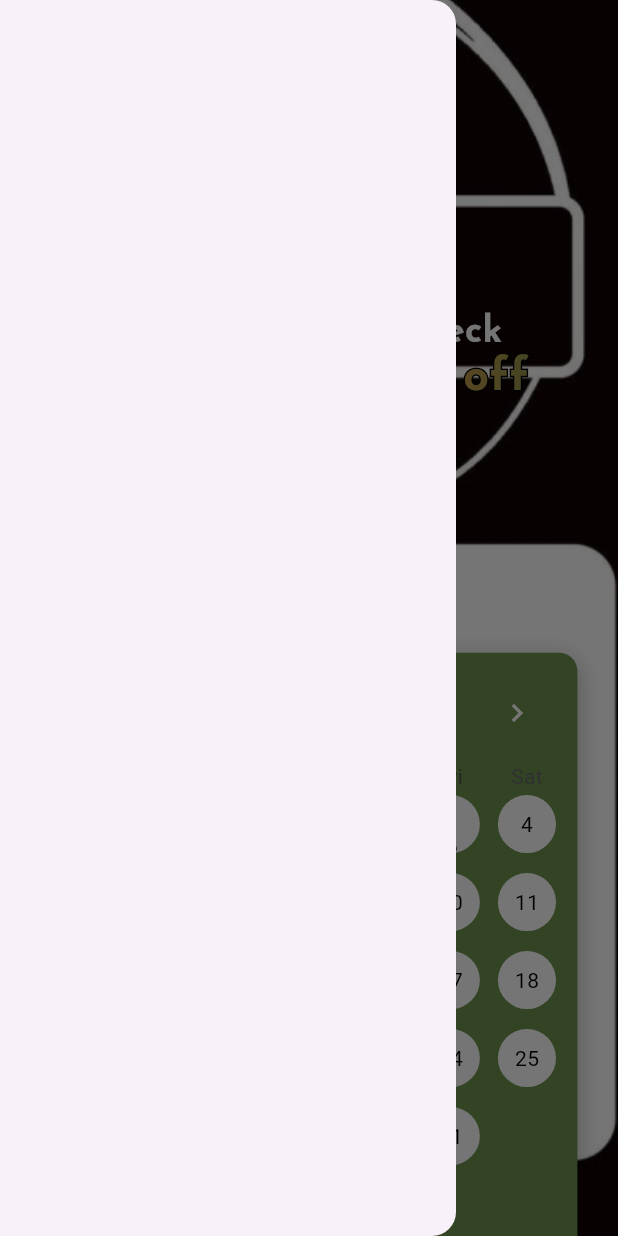
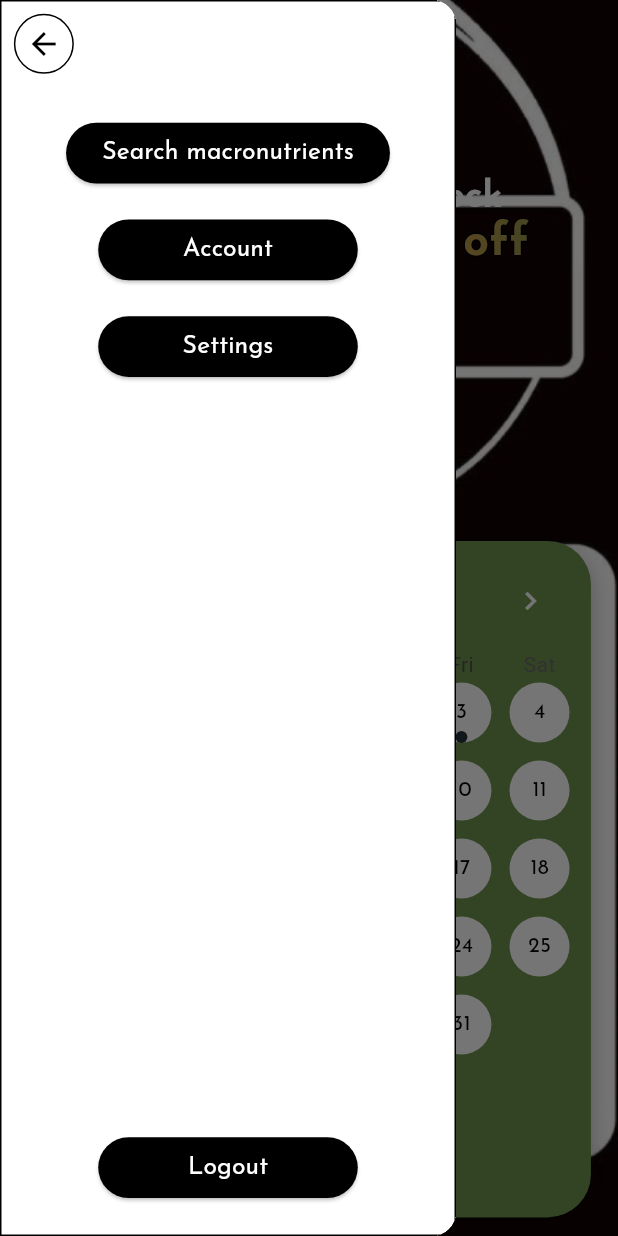
Before and after one commit to Mimsik/NutriBoost, a Flutter app: the HomePage screen opened directly, with the side drawer open, on a phone screen of 412 x 824 dp. Run offline on Flutter 3.47's test engine with Material 3 defaults, Android fonts, the light colour scheme and no system bars; drawn by our look-alikes of table_calendar; our stand-ins replace image_picker.

Commit message:
home page drawer + account page + add details page

```diff
--- a/lib/pages/home_page.dart
+++ b/lib/pages/home_page.dart
@@ -1,5 +1,6 @@
 import 'package:flutter/material.dart';
 import 'package:table_calendar/table_calendar.dart';
+import 'account_page.dart';
 
 class HomePage extends StatefulWidget {
   const HomePage({Key? key}) : super(key: key);
@@ -92,7 +93,52 @@ class _HomePageState extends State<HomePage> {
 
     return Scaffold(
       drawer: Drawer(
-        // Meniul tău Drawer aici
+        child: Container(
+          width: screenWidth * 0.6, // 60% din lățimea ecranului
+          decoration: BoxDecoration(
+            color: Colors.white,
+            border: Border.all(color: Colors.black),
+          ),
+          child: Column(
+            crossAxisAlignment: CrossAxisAlignment.center,
+            children: [
+              // Buton pentru închidere meniu
+              Padding(
+                padding: EdgeInsets.all(screenWidth * 0.02),
+                child: Align(
+                  alignment: Alignment.topLeft,
+                  child: GestureDetector(
+                    onTap: () => Navigator.of(context).pop(),
+                    child: Container(
+                      width: 40,
+                      height: 40,
+                      decoration: BoxDecoration(
+                        shape: BoxShape.circle,
+                        border: Border.all(color: Colors.black),
+                        color: Colors.white,
+                      ),
+                      child: Center(
+                        child: Icon(
+                          Icons.arrow_back,
+                          color: Colors.black,
+                        ),
+                      ),
+                    ),
+                  ),
+                ),
+              ),
+              SizedBox(height: screenHeight * 0.02),
+              _buildMenuButton('Search macronutrients', screenWidth),
+              SizedBox(height: screenHeight * 0.01),
+              _buildMenuButton('Account', screenWidth),
+              SizedBox(height: screenHeight * 0.01),
+              _buildMenuButton('Settings', screenWidth),
+              Spacer(),
+              _buildMenuButton('Logout', screenWidth),
+              SizedBox(height: screenHeight * 0.02),
+            ],
+          ),
+        ),
       ),
       body: Stack(
         children: [
@@ -103,10 +149,41 @@ class _HomePageState extends State<HomePage> {
               fit: BoxFit.cover,
             ),
           ),
+          // Meniu buton
+          Positioned(
+            top: 16,
+            left: 16,
+            child: Builder(
+              builder: (context) => GestureDetector(
+                onTap: () => Scaffold.of(context).openDrawer(),
+                child: Container(
+                  width: 40,
+                  height: 40,
+                  decoration: BoxDecoration(
+                    shape: BoxShape.circle,
+                    border: Border.all(color: Colors.black),
+                    color: Colors.white,
+                  ),
+                  child: Center(
+                    child: Column(
+                      mainAxisAlignment: MainAxisAlignment.center,
+                      children: [
+                        Container(width: 20, height: 2, color: Colors.black),
+                        SizedBox(height: 4),
+                        Container(width: 20, height: 2, color: Colors.black),
+                        SizedBox(height: 4),
+                        Container(width: 20, height: 2, color: Colors.black),
+                      ],
+                    ),
+                  ),
+                ),
+              ),
+            ),
+          ),
           // Positioned text messages
           Positioned(
             left: 93 / 411 * screenWidth,
-            top: 182 / 731 * screenHeight,
+            top: (182 - 80) / 731 * screenHeight, // ridicat mai sus
             child: Text(
               'Workout Days Check',
               style: TextStyle(
@@ -120,7 +197,7 @@ class _HomePageState extends State<HomePage> {
           ),
           Positioned(
             left: 70 / 411 * screenWidth,
-            top: 205 / 731 * screenHeight,
+            top: (205 - 80) / 731 * screenHeight, // ridicat mai sus
             child: Stack(
               children: [
                 // Text cu contur negru
@@ -153,31 +230,29 @@ class _HomePageState extends State<HomePage> {
           ),
           Positioned(
             left: 148 / 411 * screenWidth,
-  top: 280 / 731 * screenHeight,
+            top: (280 - 80) / 731 * screenHeight, // ridicat mai sus
             child: Container(
               padding: EdgeInsets.symmetric(horizontal: 8.0, vertical: 4.0),
               decoration: BoxDecoration(
                 color: Colors.white, // Fundal alb
-      borderRadius: BorderRadius.circular(8.0), // Colțuri rotunjite
+                borderRadius: BorderRadius.circular(15.0), // Colțuri rotunjite
               ),
               child: Column(
-      crossAxisAlignment: CrossAxisAlignment.center,
                 children: [
                   Text(
-          'Workout Strike:',
+                    'Workout strike:',
                     style: TextStyle(
-            fontSize: 15,
+                      fontSize: 17,
                       fontWeight: FontWeight.bold,
                       fontFamily: 'JosefinSans',
                       color: Colors.black,
                     ),
                     textAlign: TextAlign.center,
                   ),
-        SizedBox(height: 4), // Spațiu între text și număr
                   Text(
                     '$_checkedDaysCount/$_daysInMonth',
                     style: TextStyle(
-            fontSize: 15,
+                      fontSize: 20,
                       fontWeight: FontWeight.bold,
                       fontFamily: 'JosefinSans',
                       color: Colors.black,
@@ -188,38 +263,17 @@ class _HomePageState extends State<HomePage> {
               ),
             ),
           ),
-          Positioned(
-            left: 178 / 411 * screenWidth,
-            top: 296 / 731 * screenHeight,
-            child: Container(
-              padding: EdgeInsets.symmetric(horizontal: 8.0, vertical: 4.0),
-              decoration: BoxDecoration(
-                color: Colors.white, // Fundal alb
-                borderRadius: BorderRadius.circular(8.0), // Colțuri rotunjite
-              ),
-              child: Text(
-                '$_checkedDaysCount/$_daysInMonth',
-                style: TextStyle(
-                  fontSize: 15,
-                  fontWeight: FontWeight.bold,
-                  fontFamily: 'JosefinSans',
-                  color: Colors.black,
-                ),
-                textAlign: TextAlign.center,
-              ),
-            ),
-          ),
           // Positioned calendar
           Positioned(
             left: 13 / 411 * screenWidth,
-            top: 386 / 731 * screenHeight,
-            width: 371 / 411 * screenWidth,
-            height: 377 / 731 * screenHeight,
+            top: 320 / 731 * screenHeight,
+            width: 380 / 411 * screenWidth, // lățit calendarul
+            height: 400 / 731 * screenHeight, // lățit calendarul
             child: Container(
               padding: EdgeInsets.all(screenWidth * 0.02),
               decoration: BoxDecoration(
                 color: Color(0xFF6E944F), // Fundalul calendarului
-                borderRadius: BorderRadius.circular(screenWidth * 0.03), // Colțurile rotunjite ale calendarului
+                borderRadius: BorderRadius.circular(screenWidth * 0.07), // Colțurile rotunjite ale calendarului
                 boxShadow: [
                   BoxShadow(
                     color: Colors.black26,
@@ -271,16 +325,17 @@ class _HomePageState extends State<HomePage> {
                       color: Colors.white, // Zilele de sărbătoare albe
                       shape: BoxShape.circle, // Colțurile rotunjite pentru zilele de sărbătoare
                     ),
-                    defaultTextStyle: TextStyle(color: Colors.black),
-                    weekendTextStyle: TextStyle(color: Colors.black),
-                    holidayTextStyle: TextStyle(color: Colors.black),
-                    outsideTextStyle: TextStyle(color: Colors.grey),
+                    defaultTextStyle: TextStyle(color: Colors.black, fontFamily: 'JosefinSans'),
+                    weekendTextStyle: TextStyle(color: Colors.black, fontFamily: 'JosefinSans'),
+                    holidayTextStyle: TextStyle(color: Colors.black, fontFamily: 'JosefinSans'),
+                    outsideTextStyle: TextStyle(color: Colors.grey, fontFamily: 'JosefinSans'),
                   ),
                   headerStyle: HeaderStyle(
                     formatButtonVisible: false,
                     titleTextStyle: TextStyle(
                       fontSize: screenWidth * 0.06,
-                      color: Colors.white
+                      fontFamily: 'JosefinSans',
+                      color: Colors.white,
                     ), // Mărește textul lunii curente
                     leftChevronIcon: Icon(Icons.chevron_left, color: Colors.white),
                     rightChevronIcon: Icon(Icons.chevron_right, color: Colors.white),
@@ -310,6 +365,45 @@ class _HomePageState extends State<HomePage> {
       ),
     );
   }
+
+  Widget _buildMenuButton(String text, double screenWidth) {
+    return Padding(
+      padding: EdgeInsets.symmetric(vertical: screenWidth * 0.01), // Distanța dintre butoane
+      child: Center(
+        child: ElevatedButton(
+          style: ElevatedButton.styleFrom(
+            backgroundColor: Colors.black,
+            foregroundColor: Colors.white,
+            shape: RoundedRectangleBorder(
+              borderRadius: BorderRadius.circular(screenWidth * 0.06),
+            ),
+            minimumSize: Size(screenWidth * 0.7 * 0.6, 2 * screenWidth * 0.01), // Setarea dimensiunii butoanelor la 70% din lățimea drawerului
+          ),
+          onPressed: () {
+            if (text == 'Account') {
+              Navigator.push(
+                context,
+                MaterialPageRoute(builder: (context) => AccountPage()),
+              );
+            } else if (text == 'Settings') {
+              // Navigare la pagina de Settings
+            } else if (text == 'Search macronutrients') {
+              // Navigare la pagina de Search macronutrients
+            } else if (text == 'Logout') {
+              // Funcționalitate pentru logout
+            }
+          },
+          child: Padding(
+            padding: EdgeInsets.symmetric(vertical: screenWidth * 0.02),
+            child: Text(
+              text,
+              style: TextStyle(fontSize: screenWidth * 0.04, fontFamily: 'JosefinSans'),
+            ),
+          ),
+        ),
+      ),
+    );
+  }
 }
 
 class DateUtils {
```
Also changed, not shown: lib/pages/account_page.dart (added, +175 -0 lines), lib/pages/add_details_page.dart (added, +123 -0 lines). Lines whose indentation alone changed are shown as unchanged.
